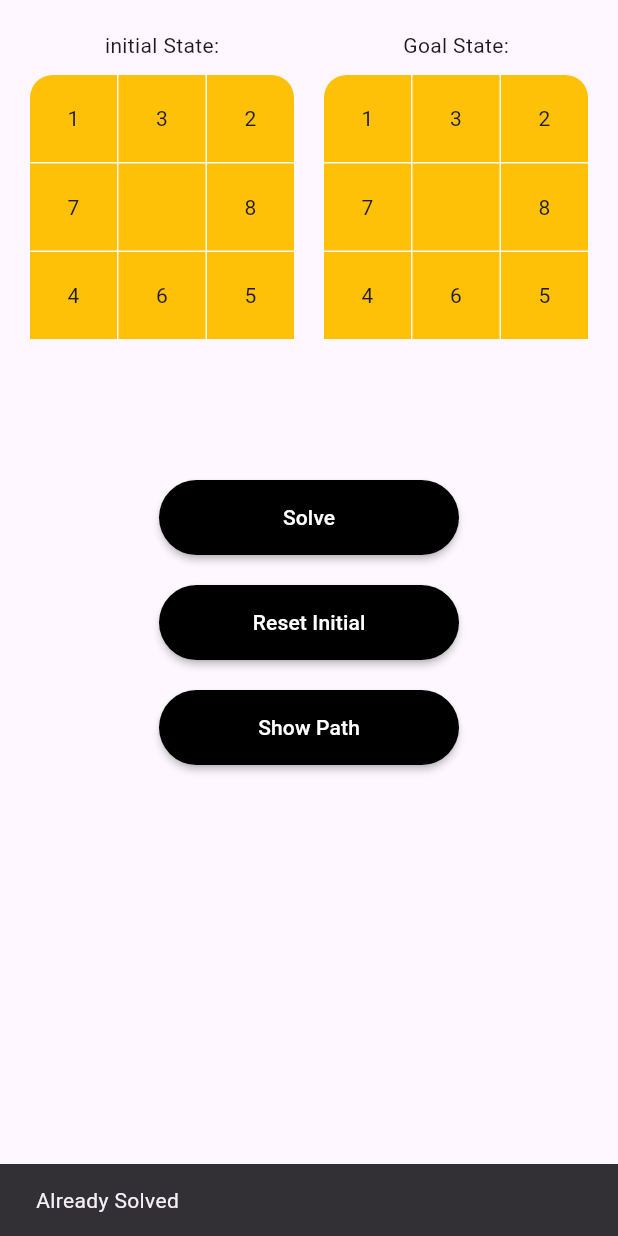
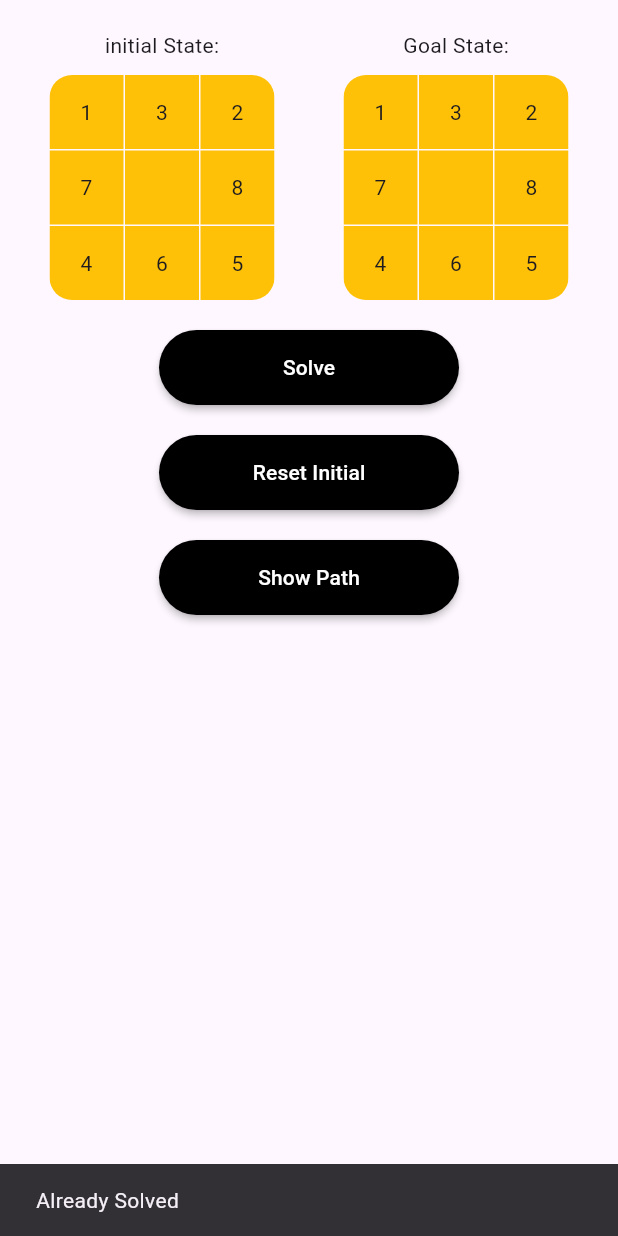
Before and after one commit to Mario-228/comp_401_project, a Flutter app: the screen it shows after launch, after a tap on "Solve", on a phone screen of 412 x 824 dp. Run offline on Flutter 3.47's test engine with Material 3 defaults, Android fonts, the light colour scheme and no system bars.

Commit message:
final edits

```diff
--- /dev/null
+++ b/lib/core/utils/functions/is_solvable.dart
@@ -0,0 +1,29 @@
+bool isSolvable(List<List<int>> startState, List<List<int>> goalState) {
+  // Flatten the 2D boards into 1D lists, ignoring the blank tile (0).
+  List<int> flattenedStart =
+      startState.expand((row) => row).where((tile) => tile != 0).toList();
+  List<int> flattenedGoal =
+      goalState.expand((row) => row).where((tile) => tile != 0).toList();
+
+  int startInversions = 0;
+  int goalInversions = 0;
+
+  // Count inversions in the start state.
+  for (int i = 0; i < flattenedStart.length; i++) {
+    for (int j = i + 1; j < flattenedStart.length; j++) {
+      if (flattenedStart[i] > flattenedStart[j]) {
+        startInversions++;
+      }
+    }
+  }
+
+  // Count inversions in the goal state.
+  for (int i = 0; i < flattenedGoal.length; i++) {
+    for (int j = i + 1; j < flattenedGoal.length; j++) {
+      if (flattenedGoal[i] > flattenedGoal[j]) {
+        goalInversions++;
+      }
+    }
+  }
+  return (startInversions % 2) == (goalInversions % 2);
+}
--- a/lib/core/utils/functions/solve_puzzle.dart
+++ b/lib/core/utils/functions/solve_puzzle.dart
@@ -1,8 +1,12 @@
 import 'package:collection/collection.dart';
+import 'package:comp_401_project/core/utils/functions/is_solvable.dart';
 import 'package:comp_401_project/models/puzzle_state_model/puzzle_state_model.dart';
 
 PuzzleState? solvePuzzle(List<List<int>> startState, List<List<int>> goalState,
     int Function(PuzzleState, List<List<int>>) heuristic) {
+  if (!isSolvable(startState, goalState)) {
+    return null;
+  }
   final priorityQueue = PriorityQueue<PuzzleState>((a, b) =>
       (heuristic(a, goalState) + a.moves) -
       (heuristic(b, goalState) + b.moves));
--- a/lib/views/home/widgets/custom_home_grid_view.dart
+++ b/lib/views/home/widgets/custom_home_grid_view.dart
@@ -12,9 +12,11 @@ class CustomHomeGridView extends StatelessWidget {
     return ClipRRect(
       borderRadius: BorderRadius.circular(15.0),
       child: SizedBox(
-        height: 250.0,
-        width: 250.0,
+        height: 150.0,
+        width: 150.0,
         child: GridView.builder(
+          physics: const NeverScrollableScrollPhysics(),
+          shrinkWrap: true,
           gridDelegate: const SliverGridDelegateWithFixedCrossAxisCount(
             crossAxisCount: 3,
             crossAxisSpacing: 1.0,
--- a/lib/views/show_path/show_path.dart
+++ b/lib/views/show_path/show_path.dart
@@ -7,13 +7,15 @@ class ShowPath extends StatelessWidget {
   final List<PuzzleState> path;
   @override
   Widget build(BuildContext context) {
-    double width = MediaQuery.of(context).size.width;
     return Scaffold(
+      appBar: AppBar(),
       body: Center(
-        child: Expanded(
+        child: SizedBox(
+          width: 150,
           child: ListView.separated(
-              itemBuilder: (context, index) => Container(
-                  height: width,
+              itemBuilder: (context, index) => SizedBox(
+                  width: 100,
+                  height: 150,
                   child: CustomHomeGridView(numbers: path[index].board)),
               separatorBuilder: (context, index) => const Divider(),
               itemCount: path.length),
```
